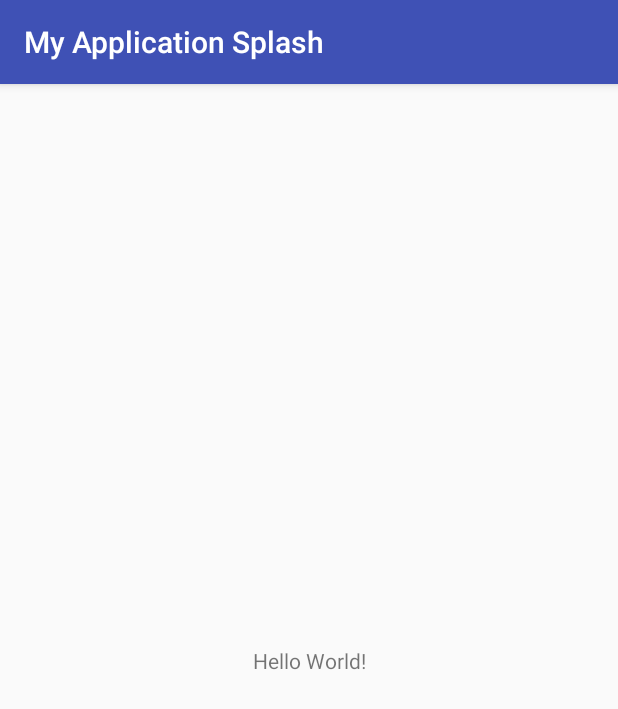
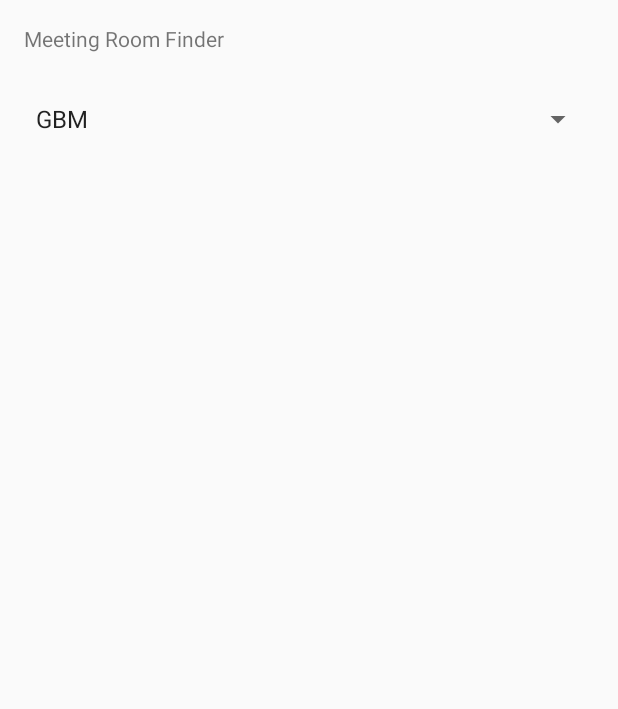
Before and after one commit to wapit247/MyApplicationSplash, an Android app: the screen it shows after launch (MainActivity), on a phone screen of 412 x 824 dp. Shown: the top 709 px of the screen. Run offline under Robolectric (Android 15) with nearby library versions, the phone set to English and light mode, and no system bars.

```diff
--- a/app/src/main/java/com/wapit/myapplicationsplash/MainActivity.java
+++ b/app/src/main/java/com/wapit/myapplicationsplash/MainActivity.java
@@ -1,13 +1,41 @@
 package com.wapit.myapplicationsplash;
 
+import android.app.Activity;
 import android.support.v7.app.AppCompatActivity;
 import android.os.Bundle;
+import android.view.View;
+import android.widget.AdapterView;
+import android.widget.ArrayAdapter;
+import android.widget.Spinner;
+import android.widget.AdapterView.OnItemSelectedListener;
+import android.widget.TextView;
+import android.widget.Toast;
 
-public class MainActivity extends AppCompatActivity {
+public class MainActivity extends Activity implements OnItemSelectedListener {
+
+    Spinner spinnerDialog;
+    ArrayAdapter adapter;
 
     @Override
     protected void onCreate(Bundle savedInstanceState) {
         super.onCreate(savedInstanceState);
         setContentView(R.layout.activity_main);
+
+        adapter = ArrayAdapter.createFromResource(this,R.array.office_options,android.R.layout.simple_spinner_item);
+
+        spinnerDialog = (Spinner) findViewById(R.id.Office);
+        spinnerDialog.setAdapter(adapter);
+        spinnerDialog.setOnItemSelectedListener(MainActivity.this);
+    }
+
+    @Override
+    public void onItemSelected(AdapterView<?> parent, View view, int position, long id) {
+        TextView spinnerDialogText = (TextView) view;
+        Toast.makeText(this, "you selected " + spinnerDialogText.getText(), Toast.LENGTH_SHORT).show();
+    }
+
+    @Override
+    public void onNothingSelected(AdapterView<?> parent) {
+
     }
 }
--- a/app/src/main/res/drawable/background_splash.xml
+++ b/app/src/main/res/drawable/background_splash.xml
@@ -5,7 +5,7 @@
     <item>
         <bitmap
             android:gravity="center"
-            android:src="@mipmap/ic_launcher"/>
+            android:src="@drawable/jackson0"/>
     </item>
 
 </layer-list>
--- a/app/src/main/res/layout/activity_main.xml
+++ b/app/src/main/res/layout/activity_main.xml
@@ -1,18 +1,33 @@
 <?xml version="1.0" encoding="utf-8"?>
-<android.support.constraint.ConstraintLayout xmlns:android="http://schemas.android.com/apk/res/android"
-    xmlns:app="http://schemas.android.com/apk/res-auto"
+<LinearLayout xmlns:android="http://schemas.android.com/apk/res/android"
     xmlns:tools="http://schemas.android.com/tools"
     android:layout_width="match_parent"
     android:layout_height="match_parent"
+    android:paddingBottom="16dp"
+    android:paddingLeft="16dp"
+    android:paddingRight="16dp"
+    android:paddingTop="16dp"
+    android:orientation="vertical"
     tools:context="com.wapit.myapplicationsplash.MainActivity">
 
+
     <TextView
+        android:id="@+id/textView"
         android:layout_width="wrap_content"
         android:layout_height="wrap_content"
-        android:text="Hello World!"
-        app:layout_constraintBottom_toBottomOf="parent"
-        app:layout_constraintLeft_toLeftOf="parent"
-        app:layout_constraintRight_toRightOf="parent"
-        app:layout_constraintTop_toTopOf="parent" />
 
-</android.support.constraint.ConstraintLayout>
+        android:text="Meeting Room Finder"
+        />
+
+
+    <Spinner
+            android:id="@+id/Office"
+            android:layout_width="match_parent"
+            android:layout_height="wrap_content"
+            android:layout_marginBottom="32dp"
+            android:layout_marginTop="32dp"
+            android:spinnerMode="dialog"
+        />
+
+
+</LinearLayout>
--- a/app/src/main/res/values/strings.xml
+++ b/app/src/main/res/values/strings.xml
@@ -1,3 +1,11 @@
 <resources>
     <string name="app_name">My Application Splash</string>
+
+    <string-array name="office_options">
+        <item name ="GBM">GBM</item>"
+        <item name ="Star_House">Star House</item>"
+        <item name ="Maidenhead">Maidenhead</item>"
+    </string-array>
+
+
 </resources>
```
Also changed, not shown: app/src/main/res/drawable/jackson0.jpg (added).
